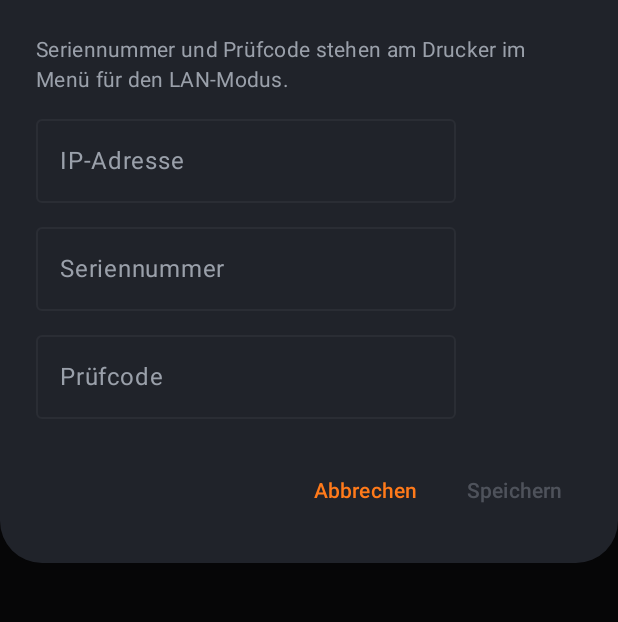
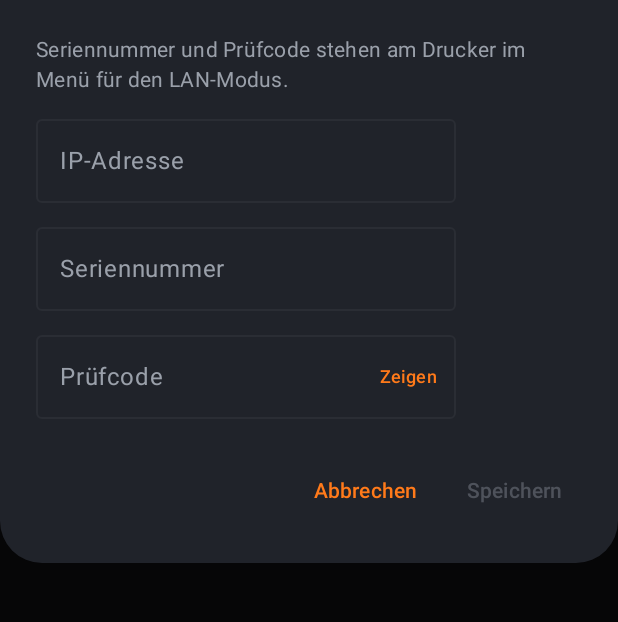
Before and after one commit to uekala/schichtwerk, an Android app built with Jetpack Compose: the composable SettingsTab shown on its own in the app's theme, after a tap on "Akku-Einstellungen öffnen", on a phone screen of 412 x 824 dp, the part 373-995 px from its top. Run offline under Robolectric (Android 15) with nearby library versions, the phone set to English and light mode, and no system bars.

Commit message:
Bedienung: Token verdeckt, Reiter starten oben, Zurück-Taste, ganze Schalterzeile antippbar

```diff
--- a/app/src/main/java/de/uekala/schichtwerk/ui/Screens.kt
+++ b/app/src/main/java/de/uekala/schichtwerk/ui/Screens.kt
@@ -5,6 +5,7 @@ import android.content.Intent
 import android.net.Uri
 import android.os.PowerManager
 import android.provider.Settings
+import androidx.activity.compose.BackHandler
 import androidx.compose.foundation.Image
 import androidx.compose.foundation.background
 import androidx.compose.foundation.clickable
@@ -54,6 +55,7 @@ import androidx.compose.material3.TextButton
 import androidx.compose.runtime.Composable
 import androidx.compose.runtime.LaunchedEffect
 import androidx.compose.runtime.getValue
+import androidx.compose.runtime.key
 import androidx.compose.runtime.mutableIntStateOf
 import androidx.compose.runtime.mutableStateOf
 import androidx.compose.runtime.remember
@@ -67,6 +69,12 @@ import androidx.compose.ui.graphics.StrokeCap
 import androidx.compose.ui.graphics.asImageBitmap
 import androidx.compose.ui.layout.ContentScale
 import androidx.compose.ui.platform.LocalContext
+import androidx.compose.ui.semantics.Role
+import androidx.compose.ui.semantics.heading
+import androidx.compose.ui.semantics.selected
+import androidx.compose.ui.semantics.semantics
+import androidx.compose.ui.text.input.PasswordVisualTransformation
+import androidx.compose.ui.text.input.VisualTransformation
 import androidx.compose.ui.text.font.FontWeight
 import androidx.compose.ui.text.input.KeyboardType
 import androidx.compose.ui.text.style.TextOverflow
@@ -121,6 +129,8 @@ fun App(vm: MainViewModel) {
             vm.message = null
         }
     }
+    // Zurück-Taste: erst zum Druck-Reiter, dann wie gewohnt aus der App.
+    BackHandler(enabled = tab != 0) { tab = 0 }
 
     Scaffold(
         containerColor = Bg,
@@ -151,10 +161,12 @@ fun App(vm: MainViewModel) {
             onRefresh = { vm.pullRefresh(); if (tab == 2) vm.loadHistory() },
             modifier = Modifier.fillMaxSize().padding(pad),
         ) {
+            // Jeder Reiter beginnt oben, statt die Scrollposition des vorigen zu erben.
+            val scroll = key(tab) { rememberScrollState() }
             Column(
                 Modifier
                     .fillMaxSize()
-                    .verticalScroll(rememberScrollState())
+                    .verticalScroll(scroll)
                     .padding(horizontal = 16.dp, vertical = 12.dp),
                 verticalArrangement = Arrangement.spacedBy(12.dp),
             ) {
@@ -174,7 +186,18 @@ fun App(vm: MainViewModel) {
                 when {
                     tab == 3 -> SettingsTab(vm)
                     tab == 2 -> HistoryTab(vm)
-                    s == null -> Panel { Text(if (vm.error == null) "Lade Daten …" else "Keine Daten", color = TextDim) }
+                    s == null -> Panel {
+                        if (vm.error == null) {
+                            Row(verticalAlignment = Alignment.CenterVertically) {
+                                CircularProgressIndicator(Modifier.size(18.dp), color = Accent, strokeWidth = 2.dp)
+                                Spacer(Modifier.width(10.dp))
+                                Text("Lade Daten …", color = TextDim)
+                            }
+                        } else {
+                            Text("Keine Daten vom Drucker.", color = TextMain)
+                            Text("Nach unten ziehen lädt neu. Unter „Optionen“ → „Verbindung“ steht, welche Adresse gerade genutzt wird.", color = TextDim, fontSize = 13.sp)
+                        }
+                    }
                     tab == 0 -> PrintTab(vm, s)
                     else -> MaterialTab(vm, s)
                 }
@@ -241,13 +264,18 @@ internal fun Tile(
 }
 
 @Composable
-private fun SwitchRow(title: String, sub: String, checked: Boolean, onChange: (Boolean) -> Unit) {
-    Row(verticalAlignment = Alignment.CenterVertically) {
+private fun SwitchRow(title: String, sub: String?, checked: Boolean, onChange: (Boolean) -> Unit) {
+    // Die ganze Zeile schaltet, nicht nur der kleine Schalter.
+    Row(
+        Modifier.fillMaxWidth().clickable(role = Role.Switch) { onChange(!checked) },
+        verticalAlignment = Alignment.CenterVertically,
+    ) {
         Column(Modifier.weight(1f)) {
             Text(title, color = TextMain)
-            Text(sub, color = TextDim, fontSize = 12.sp)
+            if (sub != null) Text(sub, color = TextDim, fontSize = 12.sp)
         }
-        Switch(checked = checked, onCheckedChange = onChange)
+        Spacer(Modifier.width(12.dp))
+        Switch(checked = checked, onCheckedChange = null)
     }
 }
 
@@ -268,7 +296,7 @@ internal fun KeyValue(label: String, value: String) {
 private fun Header(s: Snapshot?, error: String?, lastUpdate: Long?) {
     Row(Modifier.fillMaxWidth().padding(top = 4.dp), verticalAlignment = Alignment.CenterVertically) {
         Column(Modifier.weight(1f)) {
-            Text("Schichtwerk", color = TextMain, fontSize = 24.sp, fontWeight = FontWeight.Bold)
+            Text("Schichtwerk", color = TextMain, fontSize = 24.sp, fontWeight = FontWeight.Bold, modifier = Modifier.semantics { heading() })
             val stand = lastUpdate?.let {
                 " · Stand " + java.text.SimpleDateFormat("HH:mm:ss", Locale.GERMANY).format(java.util.Date(it))
             }.orEmpty()
@@ -388,12 +416,10 @@ private fun PrintTab(vm: MainViewModel, s: Snapshot) {
                 colors = ButtonDefaults.outlinedButtonColors(contentColor = Bad),
             ) { Text("Abbrechen") }
         }
-        Row(verticalAlignment = Alignment.CenterVertically) {
-            Text("LED", color = TextMain, modifier = Modifier.weight(1f))
-            Switch(checked = s.on(Ids.LED), onCheckedChange = vm::setLed)
-        }
+        SwitchRow("LED", null, s.on(Ids.LED), vm::setLed)
         Column(verticalArrangement = Arrangement.spacedBy(4.dp)) {
             Text("Geschwindigkeit", color = TextMain)
+            if (!s.active) Text("Lässt sich nur während eines Drucks ändern.", color = TextDim, fontSize = 12.sp)
             val speed = s.num(Ids.SPEED)?.toInt()
             Row(horizontalArrangement = Arrangement.spacedBy(8.dp)) {
                 // Der Drucker meldet seine Stufen nicht immer mit dem Wert zurück, der gesetzt wurde
@@ -406,10 +432,11 @@ private fun PrintTab(vm: MainViewModel, s: Snapshot) {
                 }
                 listOf(50 to "Leise", 100 to "Normal", 150 to "Max").forEach { (pct, label) ->
                     val selected = current == pct
+                    val chosen = selected
                     OutlinedButton(
                         onClick = { if (!selected) vm.setSpeed(pct) },
                         enabled = s.active,
-                        modifier = Modifier.weight(1f),
+                        modifier = Modifier.weight(1f).semantics { this.selected = chosen },
                         contentPadding = PaddingValues(horizontal = 4.dp),
                         colors = ButtonDefaults.outlinedButtonColors(
                             containerColor = if (selected) Color(0xFF3A2410) else Color.Transparent,
@@ -428,9 +455,10 @@ private fun PrintTab(vm: MainViewModel, s: Snapshot) {
                 val mode = s.raw(Ids.FILTER_MODE)
                 listOf("Off" to "Aus", "Internal" to "Intern", "External" to "Extern").forEach { (opt, label) ->
                     val selected = mode == opt
+                    val chosen = selected
                     OutlinedButton(
                         onClick = { if (!selected) vm.setFilterMode(opt) },
-                        modifier = Modifier.weight(1f),
+                        modifier = Modifier.weight(1f).semantics { this.selected = chosen },
                         contentPadding = PaddingValues(horizontal = 4.dp),
                         colors = ButtonDefaults.outlinedButtonColors(
                             containerColor = if (selected) Color(0xFF3A2410) else Color.Transparent,
@@ -756,20 +784,8 @@ private fun SettingsTab(vm: MainViewModel) {
     var confirmDisconnect by remember { mutableStateOf(false) }
 
     Panel(title = "Benachrichtigungen") {
-        Row(verticalAlignment = Alignment.CenterVertically) {
-            Column(Modifier.weight(1f)) {
-                Text("Live-Anzeige beim Druck", color = TextMain)
-                Text("Dauerbenachrichtigung mit Fortschritt, nur solange gedruckt wird", color = TextDim, fontSize = 12.sp)
-            }
-            Switch(checked = vm.live, onCheckedChange = vm::updateLive)
-        }
-        Row(verticalAlignment = Alignment.CenterVertically) {
-            Column(Modifier.weight(1f)) {
-                Text("Alarme", color = TextMain)
-                Text("Fehler, Pause, Druck fertig oder gestoppt", color = TextDim, fontSize = 12.sp)
-            }
-            Switch(checked = vm.alerts, onCheckedChange = vm::updateAlerts)
-        }
+        SwitchRow("Live-Anzeige beim Druck", "Dauerbenachrichtigung mit Fortschritt, nur solange gedruckt wird", vm.live, vm::updateLive)
+        SwitchRow("Alarme", "Fehler, Pause, Druck fertig oder gestoppt", vm.alerts, vm::updateAlerts)
     }
 
     Panel(title = "Hintergrund") {
@@ -818,7 +834,7 @@ private fun SettingsTab(vm: MainViewModel) {
                     Text("Seriennummer und Prüfcode stehen am Drucker im Menü für den LAN-Modus.")
                     OutlinedTextField(ip, { ip = it }, label = { Text("IP-Adresse") }, singleLine = true)
                     OutlinedTextField(serial, { serial = it }, label = { Text("Seriennummer") }, singleLine = true)
-                    OutlinedTextField(code, { code = it }, label = { Text("Prüfcode") }, singleLine = true)
+                    SecretField(code, { code = it }, "Prüfcode")
                 }
             },
             confirmButton = {
@@ -937,13 +953,7 @@ private fun SetupScreen(vm: MainViewModel) {
                 keyboardOptions = KeyboardOptions(keyboardType = KeyboardType.Uri),
                 modifier = Modifier.fillMaxWidth(),
             )
-            OutlinedTextField(
-                value = token, onValueChange = { token = it },
-                label = { Text("Langlebiges Zugriffstoken") },
-                singleLine = true,
-                keyboardOptions = KeyboardOptions(keyboardType = KeyboardType.Password),
-                modifier = Modifier.fillMaxWidth(),
-            )
+            SecretField(token, { token = it }, "Langlebiges Zugriffstoken", Modifier.fillMaxWidth())
             Text(
                 "Adresse: die externe https-Adresse oder die IP im Heimnetz – homeassistant.local funktioniert auf Android oft nicht.\n\n" +
                     "Token erstellen: in Home Assistant auf dein Profil → Sicherheit → Langlebige Zugriffstoken. " +
@@ -952,10 +962,27 @@ private fun SetupScreen(vm: MainViewModel) {
             )
             vm.error?.let { Text(it, color = MaterialTheme.colorScheme.error) }
             Button(
-                onClick = { vm.connect(url, token, remote.trim()) },
-                enabled = !vm.connecting,
+                onClick = { vm.connect(url.trim(), token.trim(), remote.trim()) },
+                enabled = !vm.connecting && url.isNotBlank() && token.isNotBlank(),
                 modifier = Modifier.fillMaxWidth(),
             ) { Text(if (vm.connecting) "Verbinde …" else "Verbinden") }
         }
     }
 }
+
+/** Eingabefeld für Geheimnisse: verdeckt, mit „Zeigen“ zum Prüfen beim Einfügen. */
+@Composable
+private fun SecretField(value: String, onChange: (String) -> Unit, label: String, modifier: Modifier = Modifier) {
+    var visible by remember { mutableStateOf(false) }
+    OutlinedTextField(
+        value = value, onValueChange = onChange,
+        label = { Text(label) },
+        singleLine = true,
+        visualTransformation = if (visible) VisualTransformation.None else PasswordVisualTransformation(),
+        keyboardOptions = KeyboardOptions(keyboardType = KeyboardType.Password),
+        trailingIcon = {
+            TextButton(onClick = { visible = !visible }) { Text(if (visible) "Verbergen" else "Zeigen", fontSize = 12.sp) }
+        },
+        modifier = modifier,
+    )
+}
```
Also changed, not shown: 1 other file.
